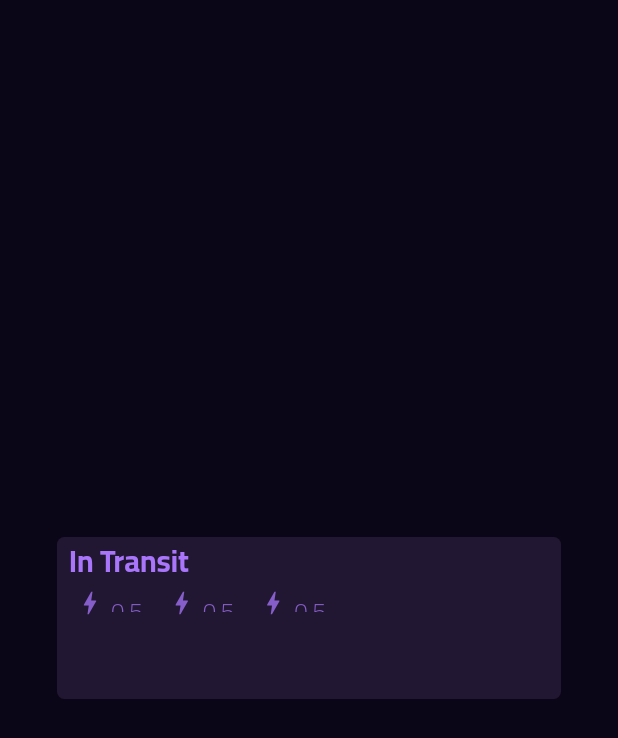
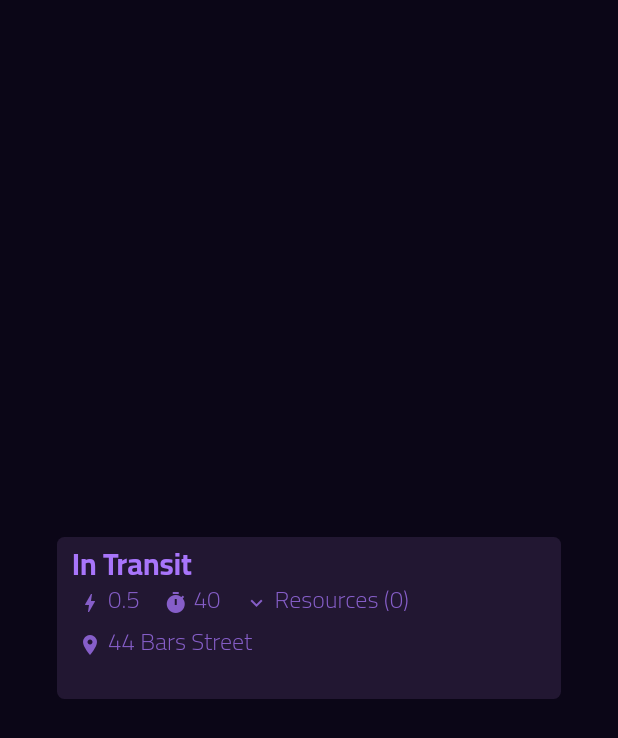
Before and after one commit to Infinitum-Lighthouse-Project/Lighthouse-Desktop, a Flutter app: the screen it shows after launch, on a phone screen of 412 x 824 dp. Shown: the top 738 px of the screen. Run offline on Flutter 3.47's test engine with Material 2 defaults, Android fonts, the phone set to English and light mode, and no system bars; missing offline and left inert: lighthouse_core.

Commit message:
context card completed

```diff
--- a/lib/design_system/buttons/icotext_button.dart
+++ b/lib/design_system/buttons/icotext_button.dart
@@ -24,7 +24,7 @@ class LHIcoTextButton extends LHButton {
               children: [
                 Icon(
                   iconData,
-                  size: LHDesignSystem.scaleFactor * 20,
+                  size: LHDesignSystem.scaleFactor * 16,
                   color: const Mauve.s300(),
                 ),
                 const SizedBox(width: 4),
--- a/lib/design_system/cards/card.dart
+++ b/lib/design_system/cards/card.dart
@@ -20,7 +20,7 @@ class LHCard extends StatelessWidget {
           color: const Mauve.s900(),
         ),
         child: Padding(
-          padding: const EdgeInsets.all(8),
+          padding: const EdgeInsets.all(10),
           child: Column(
             mainAxisAlignment: MainAxisAlignment.start,
             crossAxisAlignment: CrossAxisAlignment.start,
--- a/lib/design_system/cards/context_info_card.dart
+++ b/lib/design_system/cards/context_info_card.dart
@@ -21,13 +21,18 @@ class LHContextInfoCard extends LHCard {
                   callback: () {},
                 ),
                 LHIcoTextButton(
-                  text: '${context.energy}',
-                  iconData: Icons.bolt,
+                  text: '${context.duration.inMinutes}',
+                  iconData: Icons.timer,
                   callback: () {},
                 ),
                 LHIcoTextButton(
-                  text: '${context.energy}',
-                  iconData: Icons.bolt,
+                  text: 'Resources (${context.resources.length})',
+                  iconData: Icons.expand_more,
+                  callback: () {},
+                ),
+                LHIcoTextButton(
+                  text: context.location,
+                  iconData: Icons.location_on,
                   callback: () {},
                 ),
               ],
--- a/lib/design_system/design_system.dart
+++ b/lib/design_system/design_system.dart
@@ -20,4 +20,5 @@ part './support/view_scaffold.dart';
 
 class LHDesignSystem {
   static const double scaleFactor = 1; // 2
+  static const double fontScaleFactor = scaleFactor;
 }
--- a/lib/design_system/type.dart
+++ b/lib/design_system/type.dart
@@ -14,22 +14,22 @@ class LHFontWeight {
 class LHType {
   static const TextStyle panelHeader_1 = TextStyle(
     color: Lavender.s500(),
-    fontSize: 28,
+    fontSize: LHDesignSystem.fontScaleFactor * 28,
     fontWeight: LHFontWeight.extraBold,
   );
 
   static const TextStyle cardHeader_1 = TextStyle(
     color: Mauve.s100(),
-    fontSize: 20,
+    fontSize: LHDesignSystem.fontScaleFactor * 20,
     fontWeight: LHFontWeight.extraBold,
     //backgroundColor: Colors.red,
-    height: 1.1,
+    height: LHDesignSystem.fontScaleFactor * 1.1,
   );
 
   static const TextStyle cardBody_1 = TextStyle(
     color: Mauve.s300(),
-    fontSize: 16,
+    fontSize: LHDesignSystem.fontScaleFactor * 16,
     fontWeight: LHFontWeight.regular,
-
- );
+    height: LHDesignSystem.fontScaleFactor * 1,
+  );
 }
```
